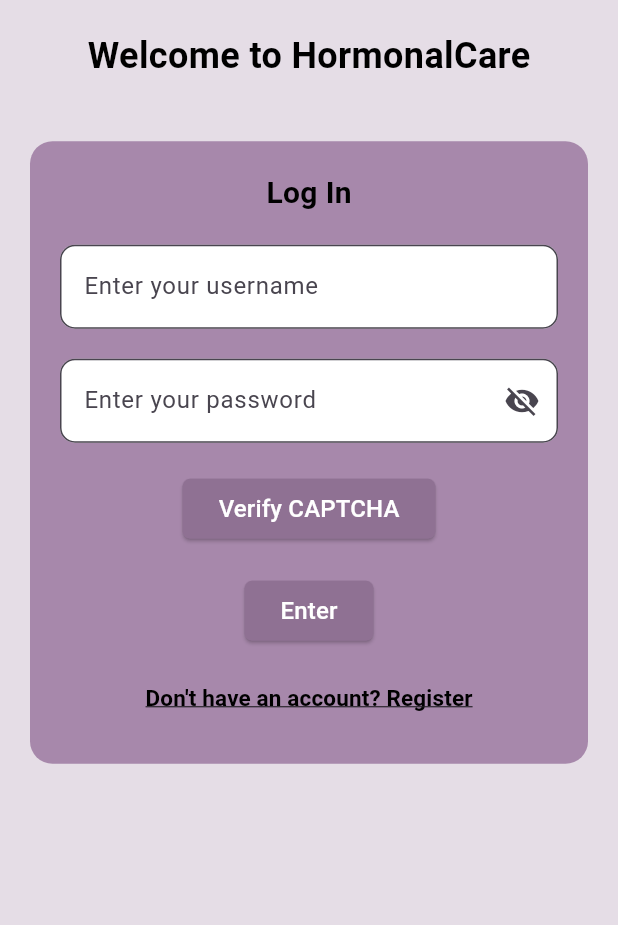
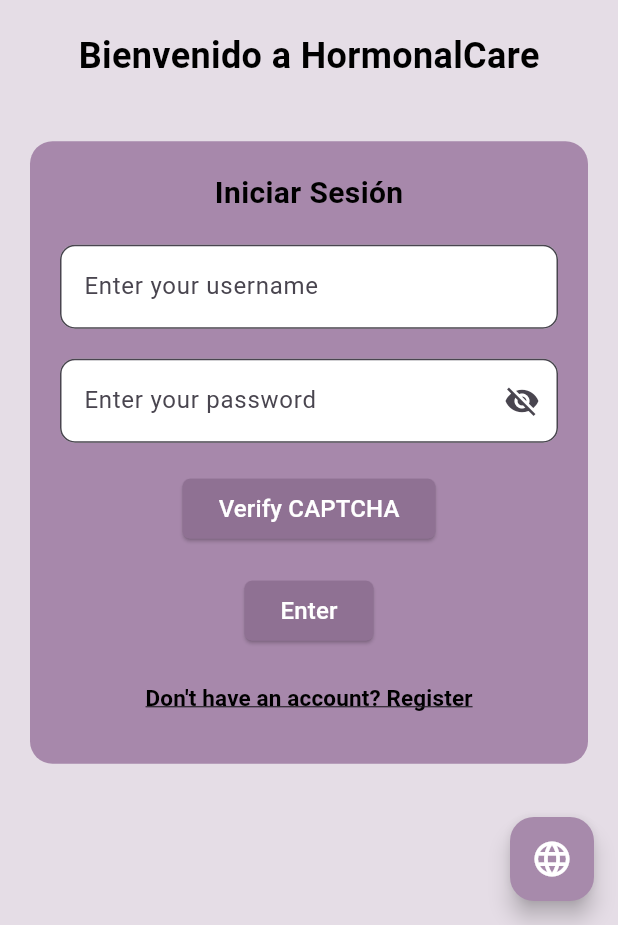
Before and after one commit to Grupo-Diseno-los-hormonales/experimentos_hormonal_care_mobile_frontend-prueba, a Flutter app: the screen it shows after launch, on a phone screen of 412 x 824 dp, the part 311-1236 px from its top. Run offline on Flutter 3.47's test engine with Material 3 defaults, Android fonts, the phone set to English and light mode, and no system bars; our stand-ins replace confetti, dio, file_picker, firebase_core, firebase_storage, fl_chart and 6 more; missing offline and left inert: universal_html; accounts and stored records are empty; generated files the repository leaves out were written again.

Commit message:
feat: added floating button for languages

```diff
--- /dev/null
+++ b/l10n.yaml
@@ -0,0 +1,4 @@
+arb-dir: lib/l10n
+template-arb-file: app_en.arb
+output-localization-file: app_localizations.dart
+output-class: AppLocalizations
--- a/lib/main.dart
+++ b/lib/main.dart
@@ -1,7 +1,7 @@
+import 'package:experimentos_hormonal_care_mobile_frontend/scr/widget/language_switcher_app.dart';
 import 'package:flutter/material.dart';
 import 'package:experimentos_hormonal_care_mobile_frontend/scr/features/iam/presentation/pages/sign_in.dart';
 import 'package:intl/date_symbol_data_local.dart'; // Importa el paquete para la localización
-import 'package:experimentos_hormonal_care_mobile_frontend/scr/shared/app.dart';
 
 void main() async {
   WidgetsFlutterBinding.ensureInitialized();
@@ -10,5 +10,5 @@ void main() async {
   await initializeDateFormatting('es_ES', null);
 
   // Ejecuta la aplicación
-  runApp(MyApp());
+  runApp(LanguageSwitcherApp());
 }
--- a/lib/scr/features/iam/presentation/pages/sign_in.dart
+++ b/lib/scr/features/iam/presentation/pages/sign_in.dart
@@ -3,6 +3,7 @@ import 'package:flutter/foundation.dart';
 import 'package:flutter/material.dart';
 import 'package:webview_flutter/webview_flutter.dart';
 import 'package:universal_html/html.dart' as html;
+import 'package:flutter_gen/gen_l10n/app_localizations.dart';
 import 'package:experimentos_hormonal_care_mobile_frontend/scr/features/iam/domain/services/auth_service.dart';
 import 'package:experimentos_hormonal_care_mobile_frontend/scr/shared/presentation/pages/home_screen.dart';
 import 'package:experimentos_hormonal_care_mobile_frontend/scr/shared/presentation/pages/home_screen_patient.dart';
@@ -134,8 +135,8 @@ class _SignInState extends State<SignIn> {
                   height: 100,
                 ),
                 const SizedBox(height: 20),
-                const Text(
-                  'Welcome to HormonalCare',
+                Text(
+                  AppLocalizations.of(context)?.welcomeMessage ?? 'Welcome to HormonalCare',
                   style: TextStyle(
                     color: Colors.black,
                     fontWeight: FontWeight.bold,
@@ -152,8 +153,8 @@ class _SignInState extends State<SignIn> {
                   child: Column(
                     mainAxisSize: MainAxisSize.min,
                     children: [
-                      const Text(
-                        'Log In',
+                      Text(
+                        AppLocalizations.of(context)?.logInTitle ?? 'Log In',
                         style: TextStyle(
                           color: Colors.black,
                           fontWeight: FontWeight.bold,
--- a/lib/scr/shared/app.dart
+++ b/lib/scr/shared/app.dart
@@ -1,20 +1,38 @@
 import 'package:experimentos_hormonal_care_mobile_frontend/scr/shared/presentation/pages/home_screen_patient.dart';
 import 'package:flutter/material.dart';
+import 'package:flutter_localizations/flutter_localizations.dart';
 import 'package:experimentos_hormonal_care_mobile_frontend/scr/shared/presentation/pages/home_screen.dart';
 import 'package:experimentos_hormonal_care_mobile_frontend/scr/features/iam/presentation/pages/sign_in.dart';
+import 'package:flutter_gen/gen_l10n/app_localizations.dart'; // Importar el archivo generado
 
 class MyApp extends StatelessWidget {
+  final Locale? locale;
+  final Function(Locale)? onLanguageChanged;
+
+  const MyApp({Key? key, this.locale, this.onLanguageChanged}) : super(key: key);
+
   @override
   Widget build(BuildContext context) {
     return MaterialApp(
       title: 'Medical Care App',
       debugShowCheckedModeBanner: false,
+      locale: locale, // Usar el locale pasado al widget
       theme: ThemeData(
         primaryColor: Color(0xFFA78AAB),
         dialogBackgroundColor: Color(0xFFAEBBC3), // Color verde claro
         scaffoldBackgroundColor: Color(0xFFF5F5F5),
       ),
       home: SignIn(), // Cambiar la pantalla inicial a SignIn
+      localizationsDelegates: [
+        AppLocalizations.delegate, // Tu delegado de localización
+        GlobalMaterialLocalizations.delegate,
+        GlobalWidgetsLocalizations.delegate,
+        GlobalCupertinoLocalizations.delegate,
+      ],
+      supportedLocales: [
+        const Locale('en', ''), // English
+        const Locale('es', ''), // Spanish
+      ],
       //home: HomeScreen(),
       //home: HomeScreenPatient(), // Cambiar la pantalla inicial a HomeScreen de PACIENTE
     );
--- /dev/null
+++ b/lib/scr/widget/language_provider.dart
@@ -0,0 +1,22 @@
+import 'package:flutter/material.dart';
+
+class LanguageProvider extends InheritedWidget {
+  final Locale locale;
+  final Function(Locale) onLanguageChanged;
+
+  const LanguageProvider({
+    Key? key,
+    required this.locale,
+    required this.onLanguageChanged,
+    required Widget child,
+  }) : super(key: key, child: child);
+
+  static LanguageProvider? of(BuildContext context) {
+    return context.dependOnInheritedWidgetOfExactType<LanguageProvider>();
+  }
+
+  @override
+  bool updateShouldNotify(LanguageProvider oldWidget) {
+    return locale != oldWidget.locale;
+  }
+}
--- /dev/null
+++ b/lib/scr/widget/language_switcher_app.dart
@@ -0,0 +1,124 @@
+import 'package:flutter/material.dart';
+import 'package:flutter_gen/gen_l10n/app_localizations.dart';
+import 'package:flutter_localizations/flutter_localizations.dart';
+import 'package:experimentos_hormonal_care_mobile_frontend/scr/widget/language_provider.dart';
+import 'package:experimentos_hormonal_care_mobile_frontend/scr/features/iam/presentation/pages/sign_in.dart';
+
+class LanguageSwitcherApp extends StatefulWidget {
+  const LanguageSwitcherApp({Key? key}) : super(key: key);
+
+  @override
+  _LanguageSwitcherAppState createState() => _LanguageSwitcherAppState();
+}
+
+class _LanguageSwitcherAppState extends State<LanguageSwitcherApp> {
+  Locale _locale = const Locale('es', ''); // Default language is Spanish
+
+  void _changeLanguage(Locale newLocale) {
+    setState(() {
+      _locale = newLocale;
+    });
+  }
+
+  @override
+  Widget build(BuildContext context) {
+    return LanguageProvider(
+      locale: _locale,
+      onLanguageChanged: _changeLanguage,
+      child: MaterialApp(
+        locale: _locale,
+        title: 'Medical Care App',
+        debugShowCheckedModeBanner: false,
+        theme: ThemeData(
+          primaryColor: Color(0xFFA78AAB),
+          dialogBackgroundColor: Color(0xFFAEBBC3),
+          scaffoldBackgroundColor: Color(0xFFF5F5F5),
+        ),
+        localizationsDelegates: [
+          AppLocalizations.delegate,
+          GlobalMaterialLocalizations.delegate,
+          GlobalWidgetsLocalizations.delegate,
+          GlobalCupertinoLocalizations.delegate,
+        ],
+        supportedLocales: [
+          const Locale('en', ''),
+          const Locale('es', ''),
+        ],
+        home: LanguageFloatingWrapper(
+          child: SignIn(),
+          onLanguageChange: _changeLanguage,
+        ),
+      ),
+    );
+  }
+}
+
+class LanguageFloatingWrapper extends StatelessWidget {
+  final Widget child;
+  final Function(Locale) onLanguageChange;
+
+  const LanguageFloatingWrapper({
+    Key? key,
+    required this.child,
+    required this.onLanguageChange,
+  }) : super(key: key);
+
+  @override
+  Widget build(BuildContext context) {
+    // En lugar de crear un Scaffold nuevo, vamos a envolver el child
+    // y usar un Stack para superponer el botón flotante
+    return Stack(
+      children: [
+        child,
+        Positioned(
+          bottom: 16,
+          right: 16,
+          child: FloatingActionButton(
+            onPressed: () {
+              _showLanguageDialog(context);
+            },
+            backgroundColor: Color(0xFFA78AAB),
+            child: Icon(
+              Icons.language,
+              color: Colors.white,
+              size: 28,
+            ),
+            tooltip: 'Cambiar idioma / Change language',
+          ),
+        ),
+      ],
+    );
+  }
+
+  void _showLanguageDialog(BuildContext context) {
+    showDialog(
+      context: context,
+      builder: (BuildContext context) {
+        return AlertDialog(
+          title: Text(AppLocalizations.of(context)?.selectLanguage ?? 'Seleccionar idioma / Select Language'),
+          content: Column(
+            mainAxisSize: MainAxisSize.min,
+            children: [
+              ListTile(
+                leading: Icon(Icons.flag, color: Colors.red),
+                title: Text('Español'),
+                onTap: () {
+                  onLanguageChange(Locale('es', ''));
+                  Navigator.of(context).pop();
+                },
+              ),
+              ListTile(
+                leading: Icon(Icons.flag, color: Colors.blue),
+                title: Text('English'),
+                onTap: () {
+                  onLanguageChange(Locale('en', ''));
+                  Navigator.of(context).pop();
+                },
+              ),
+            ],
+          ),
+        );
+      },
+    );
+  }
+}
--- a/pubspec.yaml
+++ b/pubspec.yaml
@@ -30,7 +30,9 @@ environment:
 dependencies:
   flutter:
     sdk: flutter
-  intl: ^0.20.2
+  flutter_localizations:
+    sdk: flutter
+  intl: ^0.19.0
   http: ^1.3.0
   shared_preferences: ^2.5.3
   confetti: ^0.8.0
@@ -70,6 +72,8 @@ dev_dependencies:
 
 # The following section is specific to Flutter packages.
 flutter:
+   # La siguiente línea activa la generación de código para assets, fuentes, y MÁS IMPORTANTE, localización.
+  generate: true #
 
   # The following line ensures that the Material Icons font is
   # included with your application, so that you can use the icons in
```
Also changed, not shown: lib/l10n/app_en.arb (added, +98 -0 lines), lib/l10n/app_es.arb (added, +97 -0 lines), pubspec.lock.
